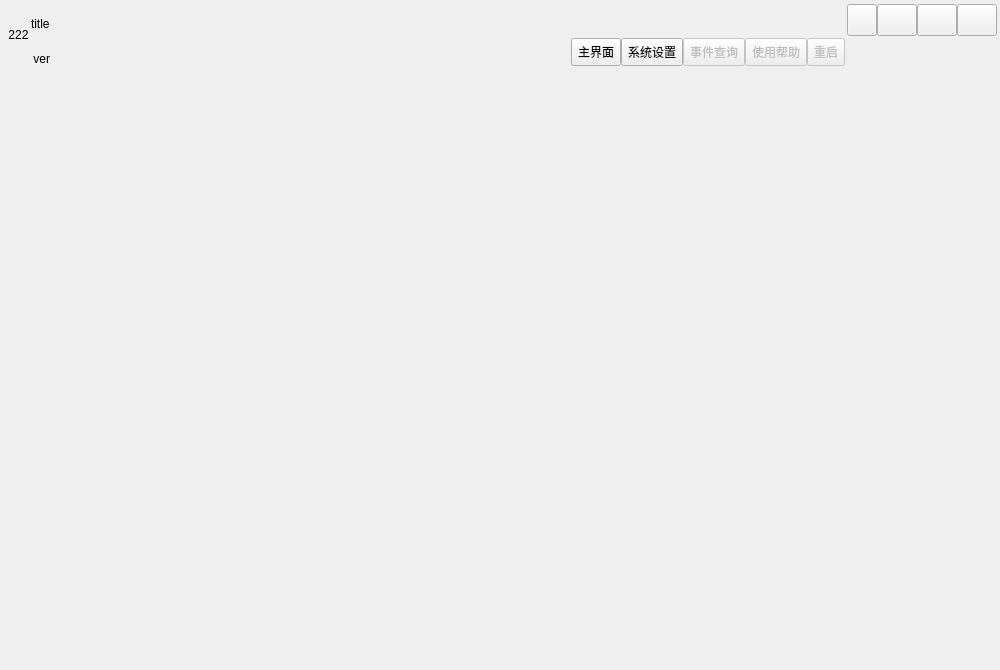
First picture: the form in main_ui.ui, repository Shogpe/bmsTool, before the edit.
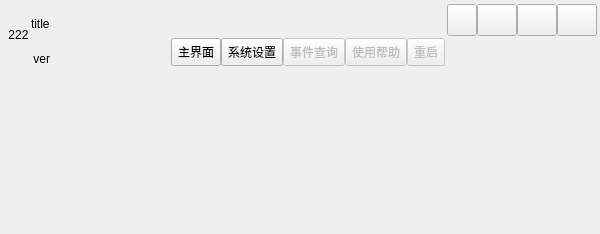
Second picture: the form after the edit. Icons and pictures are not drawn.

Diff of the .ui file:
```diff
--- a/main_ui.ui
+++ b/main_ui.ui
@@ -6,8 +6,8 @@
    <rect>
     <x>0</x>
     <y>0</y>
-    <width>1000</width>
-    <height>670</height>
+    <width>600</width>
+    <height>234</height>
    </rect>
   </property>
   <property name="sizePolicy">
@@ -43,6 +43,12 @@
    </property>
    <item>
     <widget class="QWidget" name="titleBar" native="true">
+     <property name="sizePolicy">
+      <sizepolicy hsizetype="Preferred" vsizetype="Minimum">
+       <horstretch>0</horstretch>
+       <verstretch>0</verstretch>
+      </sizepolicy>
+     </property>
      <property name="maximumSize">
       <size>
        <width>16777215</width>
```
